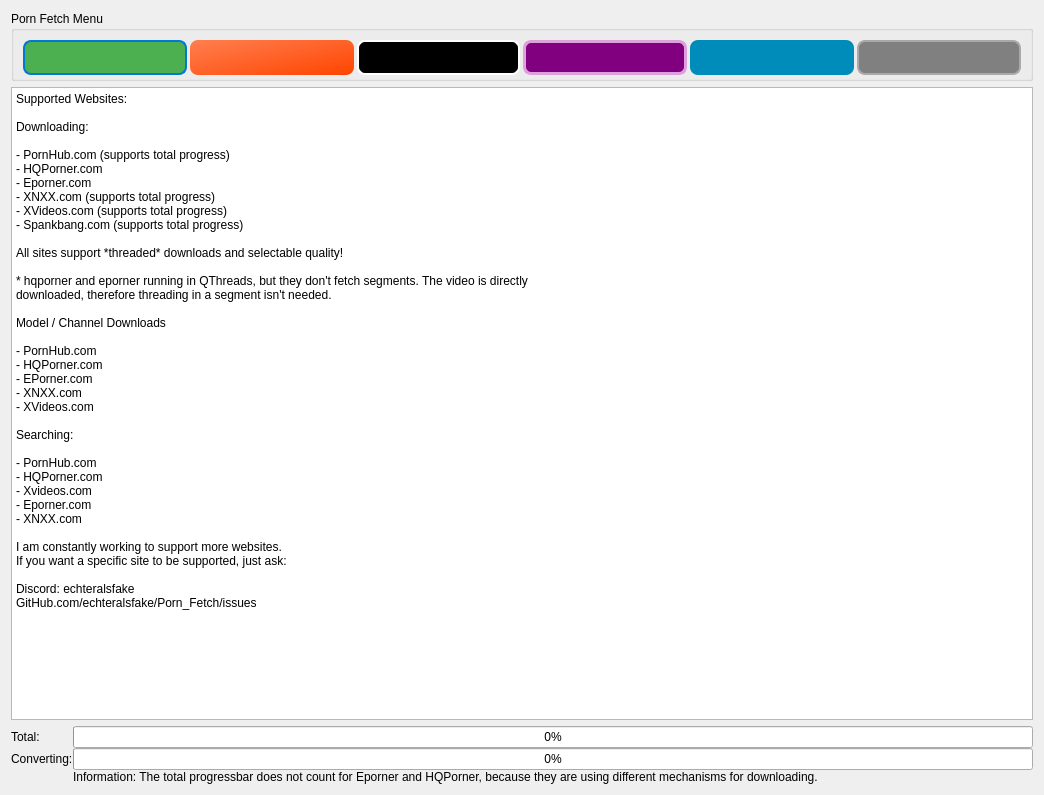
Before: the Qt Designer form src/frontend/form_desktop.ui in EchterAlsFake/Porn_Fetch, drawn with Qt 5.
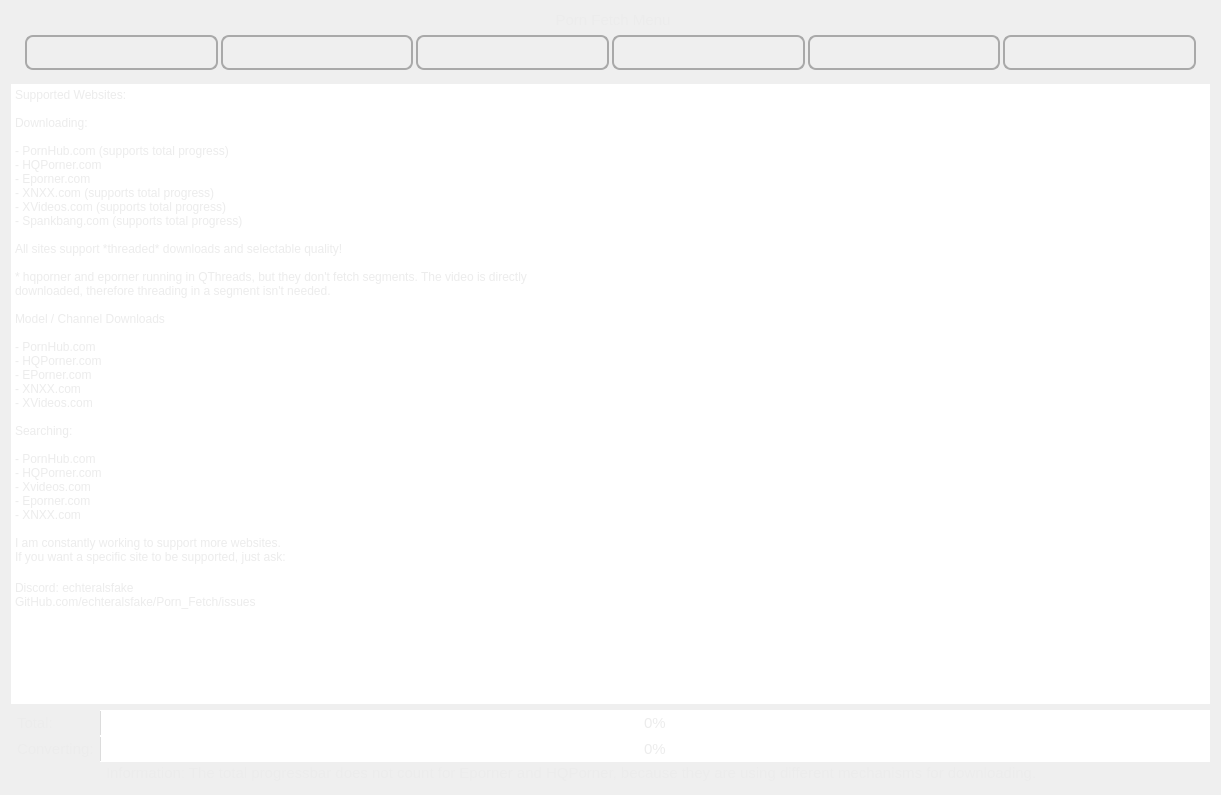
After: the same form once the commit is applied. The open tabs and pages were chosen to show the change.

The edit to the form file:
```diff
--- a/src/frontend/form_desktop.ui
+++ b/src/frontend/form_desktop.ui
@@ -6,7 +6,7 @@
    <rect>
     <x>0</x>
     <y>0</y>
-    <width>1044</width>
+    <width>1221</width>
     <height>795</height>
    </rect>
   </property>
@@ -25,6 +25,63 @@
   <property name="windowTitle">
    <string>Porn Fetch V3.4 (C) Johannes Habel GPL 3</string>
   </property>
+  <property name="styleSheet">
+   <string notr="true">QWidget {
+    color: #ECECEC;  /* Brightened for better contrast */
+    border: none;
+    font-size: 15px;
+}
+
+QLineEdit {
+    padding: 5px;
+    border-radius: 4px;
+}
+
+QRadioButton {
+    spacing: 5px;
+
+}
+
+QSlider::groove:horizontal {
+    height: 8px;
+}
+
+QSlider::handle:horizontal {
+    width: 18px;
+    margin: -6px 0;
+    border-radius: 9px;
+}
+
+QGroupBox {
+    margin-top: 10px;
+    padding: 5px;
+}
+
+QGroupBox::title {
+    subcontrol-origin: margin;
+    subcontrol-position: top center;
+}
+
+QGroupBox QPushButton {
+    padding: 5px 10px;
+}
+
+QLabel {
+    padding: 2px;
+}
+
+QPushButton {
+    padding: 5px;
+}
+
+QCheckBox {
+    spacing: 5px;
+}
+
+QSpinBox {
+    padding: 5px;
+}</string>
+  </property>
   <layout class="QGridLayout" name="gridLayout">
    <item row="0" column="0">
     <layout class="QGridLayout" name="gridlayout_main">
@@ -38,6 +95,9 @@
        </property>
        <item row="3" column="1">
         <widget class="QProgressBar" name="progressbar_converting">
+         <property name="styleSheet">
+          <string notr="true">text-align: center; /* Centered text */</string>
+         </property>
          <property name="value">
           <number>0</number>
          </property>
@@ -57,6 +117,9 @@
            <height>0</height>
           </size>
          </property>
+         <property name="styleSheet">
+          <string notr="true">text-align: center; /* Centered text */</string>
+         </property>
          <property name="value">
           <number>0</number>
          </property>
@@ -2295,48 +2358,48 @@
 hr { height: 1px; border-width: 0; }
 li.unchecked::marker { content: &quot;\2610&quot;; }
 li.checked::marker { content: &quot;\2612&quot;; }
-&lt;/style&gt;&lt;/head&gt;&lt;body style=&quot; font-family:'Sans Serif'; font-size:9pt; font-weight:400; font-style:normal;&quot;&gt;
-&lt;p style=&quot; margin-top:0px; margin-bottom:0px; margin-left:0px; margin-right:0px; -qt-block-indent:0; text-indent:0px;&quot;&gt;Supported Websites:&lt;/p&gt;
-&lt;p style=&quot;-qt-paragraph-type:empty; margin-top:0px; margin-bottom:0px; margin-left:0px; margin-right:0px; -qt-block-indent:0; text-indent:0px;&quot;&gt;&lt;br /&gt;&lt;/p&gt;
-&lt;p style=&quot; margin-top:0px; margin-bottom:0px; margin-left:0px; margin-right:0px; -qt-block-indent:0; text-indent:0px;&quot;&gt;Downloading:&lt;/p&gt;
-&lt;p style=&quot;-qt-paragraph-type:empty; margin-top:0px; margin-bottom:0px; margin-left:0px; margin-right:0px; -qt-block-indent:0; text-indent:0px;&quot;&gt;&lt;br /&gt;&lt;/p&gt;
-&lt;p style=&quot; margin-top:0px; margin-bottom:0px; margin-left:0px; margin-right:0px; -qt-block-indent:0; text-indent:0px;&quot;&gt;- PornHub.com (supports total progress)&lt;/p&gt;
-&lt;p style=&quot; margin-top:0px; margin-bottom:0px; margin-left:0px; margin-right:0px; -qt-block-indent:0; text-indent:0px;&quot;&gt;- HQPorner.com&lt;/p&gt;
-&lt;p style=&quot; margin-top:0px; margin-bottom:0px; margin-left:0px; margin-right:0px; -qt-block-indent:0; text-indent:0px;&quot;&gt;- Eporner.com&lt;/p&gt;
-&lt;p style=&quot; margin-top:0px; margin-bottom:0px; margin-left:0px; margin-right:0px; -qt-block-indent:0; text-indent:0px;&quot;&gt;- XNXX.com (supports total progress)&lt;/p&gt;
-&lt;p style=&quot; margin-top:0px; margin-bottom:0px; margin-left:0px; margin-right:0px; -qt-block-indent:0; text-indent:0px;&quot;&gt;- XVideos.com (supports total progress)&lt;/p&gt;
-&lt;p style=&quot; margin-top:0px; margin-bottom:0px; margin-left:0px; margin-right:0px; -qt-block-indent:0; text-indent:0px;&quot;&gt;- Spankbang.com (supports total progress)&lt;/p&gt;
-&lt;p style=&quot;-qt-paragraph-type:empty; margin-top:0px; margin-bottom:0px; margin-left:0px; margin-right:0px; -qt-block-indent:0; text-indent:0px;&quot;&gt;&lt;br /&gt;&lt;/p&gt;
-&lt;p style=&quot; margin-top:0px; margin-bottom:0px; margin-left:0px; margin-right:0px; -qt-block-indent:0; text-indent:0px;&quot;&gt;All sites support *threaded* downloads and selectable quality!&lt;/p&gt;
-&lt;p style=&quot;-qt-paragraph-type:empty; margin-top:0px; margin-bottom:0px; margin-left:0px; margin-right:0px; -qt-block-indent:0; text-indent:0px;&quot;&gt;&lt;br /&gt;&lt;/p&gt;
-&lt;p style=&quot; margin-top:0px; margin-bottom:0px; margin-left:0px; margin-right:0px; -qt-block-indent:0; text-indent:0px;&quot;&gt;* hqporner and eporner running in QThreads, but they don't fetch segments. The video is directly&lt;/p&gt;
-&lt;p style=&quot; margin-top:0px; margin-bottom:0px; margin-left:0px; margin-right:0px; -qt-block-indent:0; text-indent:0px;&quot;&gt;downloaded, therefore threading in a segment isn't needed.&lt;/p&gt;
-&lt;p style=&quot;-qt-paragraph-type:empty; margin-top:0px; margin-bottom:0px; margin-left:0px; margin-right:0px; -qt-block-indent:0; text-indent:0px;&quot;&gt;&lt;br /&gt;&lt;/p&gt;
-&lt;p style=&quot; margin-top:0px; margin-bottom:0px; margin-left:0px; margin-right:0px; -qt-block-indent:0; text-indent:0px;&quot;&gt;Model / Channel Downloads&lt;/p&gt;
-&lt;p style=&quot;-qt-paragraph-type:empty; margin-top:0px; margin-bottom:0px; margin-left:0px; margin-right:0px; -qt-block-indent:0; text-indent:0px;&quot;&gt;&lt;br /&gt;&lt;/p&gt;
-&lt;p style=&quot; margin-top:0px; margin-bottom:0px; margin-left:0px; margin-right:0px; -qt-block-indent:0; text-indent:0px;&quot;&gt;- PornHub.com&lt;/p&gt;
-&lt;p style=&quot; margin-top:0px; margin-bottom:0px; margin-left:0px; margin-right:0px; -qt-block-indent:0; text-indent:0px;&quot;&gt;- HQPorner.com&lt;/p&gt;
-&lt;p style=&quot; margin-top:0px; margin-bottom:0px; margin-left:0px; margin-right:0px; -qt-block-indent:0; text-indent:0px;&quot;&gt;- EPorner.com&lt;/p&gt;
-&lt;p style=&quot; margin-top:0px; margin-bottom:0px; margin-left:0px; margin-right:0px; -qt-block-indent:0; text-indent:0px;&quot;&gt;- XNXX.com&lt;/p&gt;
-&lt;p style=&quot; margin-top:0px; margin-bottom:0px; margin-left:0px; margin-right:0px; -qt-block-indent:0; text-indent:0px;&quot;&gt;- XVideos.com&lt;/p&gt;
-&lt;p style=&quot;-qt-paragraph-type:empty; margin-top:0px; margin-bottom:0px; margin-left:0px; margin-right:0px; -qt-block-indent:0; text-indent:0px;&quot;&gt;&lt;br /&gt;&lt;/p&gt;
-&lt;p style=&quot; margin-top:0px; margin-bottom:0px; margin-left:0px; margin-right:0px; -qt-block-indent:0; text-indent:0px;&quot;&gt;Searching:&lt;/p&gt;
-&lt;p style=&quot;-qt-paragraph-type:empty; margin-top:0px; margin-bottom:0px; margin-left:0px; margin-right:0px; -qt-block-indent:0; text-indent:0px;&quot;&gt;&lt;br /&gt;&lt;/p&gt;
-&lt;p style=&quot; margin-top:0px; margin-bottom:0px; margin-left:0px; margin-right:0px; -qt-block-indent:0; text-indent:0px;&quot;&gt;- PornHub.com&lt;/p&gt;
-&lt;p style=&quot; margin-top:0px; margin-bottom:0px; margin-left:0px; margin-right:0px; -qt-block-indent:0; text-indent:0px;&quot;&gt;- HQPorner.com&lt;/p&gt;
-&lt;p style=&quot; margin-top:0px; margin-bottom:0px; margin-left:0px; margin-right:0px; -qt-block-indent:0; text-indent:0px;&quot;&gt;- Xvideos.com&lt;/p&gt;
-&lt;p style=&quot; margin-top:0px; margin-bottom:0px; margin-left:0px; margin-right:0px; -qt-block-indent:0; text-indent:0px;&quot;&gt;- Eporner.com&lt;/p&gt;
-&lt;p style=&quot; margin-top:0px; margin-bottom:0px; margin-left:0px; margin-right:0px; -qt-block-indent:0; text-indent:0px;&quot;&gt;- XNXX.com&lt;/p&gt;
-&lt;p style=&quot;-qt-paragraph-type:empty; margin-top:0px; margin-bottom:0px; margin-left:0px; margin-right:0px; -qt-block-indent:0; text-indent:0px;&quot;&gt;&lt;br /&gt;&lt;/p&gt;
-&lt;p style=&quot; margin-top:0px; margin-bottom:0px; margin-left:0px; margin-right:0px; -qt-block-indent:0; text-indent:0px;&quot;&gt;I am constantly working to support more websites.&lt;/p&gt;
-&lt;p style=&quot; margin-top:0px; margin-bottom:0px; margin-left:0px; margin-right:0px; -qt-block-indent:0; text-indent:0px;&quot;&gt;If you want a specific site to be supported, just ask:&lt;br /&gt;&lt;br /&gt;Discord: echteralsfake&lt;/p&gt;
-&lt;p style=&quot; margin-top:0px; margin-bottom:0px; margin-left:0px; margin-right:0px; -qt-block-indent:0; text-indent:0px;&quot;&gt;GitHub.com/echteralsfake/Porn_Fetch/issues&lt;/p&gt;
-&lt;p style=&quot;-qt-paragraph-type:empty; margin-top:0px; margin-bottom:0px; margin-left:0px; margin-right:0px; -qt-block-indent:0; text-indent:0px;&quot;&gt;&lt;br /&gt;&lt;/p&gt;
-&lt;p style=&quot;-qt-paragraph-type:empty; margin-top:0px; margin-bottom:0px; margin-left:0px; margin-right:0px; -qt-block-indent:0; text-indent:0px;&quot;&gt;&lt;br /&gt;&lt;/p&gt;
-&lt;p style=&quot;-qt-paragraph-type:empty; margin-top:0px; margin-bottom:0px; margin-left:0px; margin-right:0px; -qt-block-indent:0; text-indent:0px;&quot;&gt;&lt;br /&gt;&lt;/p&gt;
-&lt;p style=&quot;-qt-paragraph-type:empty; margin-top:0px; margin-bottom:0px; margin-left:0px; margin-right:0px; -qt-block-indent:0; text-indent:0px;&quot;&gt;&lt;br /&gt;&lt;/p&gt;
-&lt;p style=&quot;-qt-paragraph-type:empty; margin-top:0px; margin-bottom:0px; margin-left:0px; margin-right:0px; -qt-block-indent:0; text-indent:0px;&quot;&gt;&lt;br /&gt;&lt;/p&gt;
-&lt;p style=&quot;-qt-paragraph-type:empty; margin-top:0px; margin-bottom:0px; margin-left:0px; margin-right:0px; -qt-block-indent:0; text-indent:0px;&quot;&gt;&lt;br /&gt;&lt;/p&gt;&lt;/body&gt;&lt;/html&gt;</string>
+&lt;/style&gt;&lt;/head&gt;&lt;body style=&quot; font-family:'Cantarell'; font-size:15px; font-weight:400; font-style:normal;&quot;&gt;
+&lt;p style=&quot; margin-top:0px; margin-bottom:0px; margin-left:0px; margin-right:0px; -qt-block-indent:0; text-indent:0px;&quot;&gt;&lt;span style=&quot; font-family:'Sans Serif'; font-size:9pt;&quot;&gt;Supported Websites:&lt;/span&gt;&lt;/p&gt;
+&lt;p style=&quot;-qt-paragraph-type:empty; margin-top:0px; margin-bottom:0px; margin-left:0px; margin-right:0px; -qt-block-indent:0; text-indent:0px; font-family:'Sans Serif'; font-size:9pt;&quot;&gt;&lt;br /&gt;&lt;/p&gt;
+&lt;p style=&quot; margin-top:0px; margin-bottom:0px; margin-left:0px; margin-right:0px; -qt-block-indent:0; text-indent:0px;&quot;&gt;&lt;span style=&quot; font-family:'Sans Serif'; font-size:9pt;&quot;&gt;Downloading:&lt;/span&gt;&lt;/p&gt;
+&lt;p style=&quot;-qt-paragraph-type:empty; margin-top:0px; margin-bottom:0px; margin-left:0px; margin-right:0px; -qt-block-indent:0; text-indent:0px; font-family:'Sans Serif'; font-size:9pt;&quot;&gt;&lt;br /&gt;&lt;/p&gt;
+&lt;p style=&quot; margin-top:0px; margin-bottom:0px; margin-left:0px; margin-right:0px; -qt-block-indent:0; text-indent:0px;&quot;&gt;&lt;span style=&quot; font-family:'Sans Serif'; font-size:9pt;&quot;&gt;- PornHub.com (supports total progress)&lt;/span&gt;&lt;/p&gt;
+&lt;p style=&quot; margin-top:0px; margin-bottom:0px; margin-left:0px; margin-right:0px; -qt-block-indent:0; text-indent:0px;&quot;&gt;&lt;span style=&quot; font-family:'Sans Serif'; font-size:9pt;&quot;&gt;- HQPorner.com&lt;/span&gt;&lt;/p&gt;
+&lt;p style=&quot; margin-top:0px; margin-bottom:0px; margin-left:0px; margin-right:0px; -qt-block-indent:0; text-indent:0px;&quot;&gt;&lt;span style=&quot; font-family:'Sans Serif'; font-size:9pt;&quot;&gt;- Eporner.com&lt;/span&gt;&lt;/p&gt;
+&lt;p style=&quot; margin-top:0px; margin-bottom:0px; margin-left:0px; margin-right:0px; -qt-block-indent:0; text-indent:0px;&quot;&gt;&lt;span style=&quot; font-family:'Sans Serif'; font-size:9pt;&quot;&gt;- XNXX.com (supports total progress)&lt;/span&gt;&lt;/p&gt;
+&lt;p style=&quot; margin-top:0px; margin-bottom:0px; margin-left:0px; margin-right:0px; -qt-block-indent:0; text-indent:0px;&quot;&gt;&lt;span style=&quot; font-family:'Sans Serif'; font-size:9pt;&quot;&gt;- XVideos.com (supports total progress)&lt;/span&gt;&lt;/p&gt;
+&lt;p style=&quot; margin-top:0px; margin-bottom:0px; margin-left:0px; margin-right:0px; -qt-block-indent:0; text-indent:0px;&quot;&gt;&lt;span style=&quot; font-family:'Sans Serif'; font-size:9pt;&quot;&gt;- Spankbang.com (supports total progress)&lt;/span&gt;&lt;/p&gt;
+&lt;p style=&quot;-qt-paragraph-type:empty; margin-top:0px; margin-bottom:0px; margin-left:0px; margin-right:0px; -qt-block-indent:0; text-indent:0px; font-family:'Sans Serif'; font-size:9pt;&quot;&gt;&lt;br /&gt;&lt;/p&gt;
+&lt;p style=&quot; margin-top:0px; margin-bottom:0px; margin-left:0px; margin-right:0px; -qt-block-indent:0; text-indent:0px;&quot;&gt;&lt;span style=&quot; font-family:'Sans Serif'; font-size:9pt;&quot;&gt;All sites support *threaded* downloads and selectable quality!&lt;/span&gt;&lt;/p&gt;
+&lt;p style=&quot;-qt-paragraph-type:empty; margin-top:0px; margin-bottom:0px; margin-left:0px; margin-right:0px; -qt-block-indent:0; text-indent:0px; font-family:'Sans Serif'; font-size:9pt;&quot;&gt;&lt;br /&gt;&lt;/p&gt;
+&lt;p style=&quot; margin-top:0px; margin-bottom:0px; margin-left:0px; margin-right:0px; -qt-block-indent:0; text-indent:0px;&quot;&gt;&lt;span style=&quot; font-family:'Sans Serif'; font-size:9pt;&quot;&gt;* hqporner and eporner running in QThreads, but they don't fetch segments. The video is directly&lt;/span&gt;&lt;/p&gt;
+&lt;p style=&quot; margin-top:0px; margin-bottom:0px; margin-left:0px; margin-right:0px; -qt-block-indent:0; text-indent:0px;&quot;&gt;&lt;span style=&quot; font-family:'Sans Serif'; font-size:9pt;&quot;&gt;downloaded, therefore threading in a segment isn't needed.&lt;/span&gt;&lt;/p&gt;
+&lt;p style=&quot;-qt-paragraph-type:empty; margin-top:0px; margin-bottom:0px; margin-left:0px; margin-right:0px; -qt-block-indent:0; text-indent:0px; font-family:'Sans Serif'; font-size:9pt;&quot;&gt;&lt;br /&gt;&lt;/p&gt;
+&lt;p style=&quot; margin-top:0px; margin-bottom:0px; margin-left:0px; margin-right:0px; -qt-block-indent:0; text-indent:0px;&quot;&gt;&lt;span style=&quot; font-family:'Sans Serif'; font-size:9pt;&quot;&gt;Model / Channel Downloads&lt;/span&gt;&lt;/p&gt;
+&lt;p style=&quot;-qt-paragraph-type:empty; margin-top:0px; margin-bottom:0px; margin-left:0px; margin-right:0px; -qt-block-indent:0; text-indent:0px; font-family:'Sans Serif'; font-size:9pt;&quot;&gt;&lt;br /&gt;&lt;/p&gt;
+&lt;p style=&quot; margin-top:0px; margin-bottom:0px; margin-left:0px; margin-right:0px; -qt-block-indent:0; text-indent:0px;&quot;&gt;&lt;span style=&quot; font-family:'Sans Serif'; font-size:9pt;&quot;&gt;- PornHub.com&lt;/span&gt;&lt;/p&gt;
+&lt;p style=&quot; margin-top:0px; margin-bottom:0px; margin-left:0px; margin-right:0px; -qt-block-indent:0; text-indent:0px;&quot;&gt;&lt;span style=&quot; font-family:'Sans Serif'; font-size:9pt;&quot;&gt;- HQPorner.com&lt;/span&gt;&lt;/p&gt;
+&lt;p style=&quot; margin-top:0px; margin-bottom:0px; margin-left:0px; margin-right:0px; -qt-block-indent:0; text-indent:0px;&quot;&gt;&lt;span style=&quot; font-family:'Sans Serif'; font-size:9pt;&quot;&gt;- EPorner.com&lt;/span&gt;&lt;/p&gt;
+&lt;p style=&quot; margin-top:0px; margin-bottom:0px; margin-left:0px; margin-right:0px; -qt-block-indent:0; text-indent:0px;&quot;&gt;&lt;span style=&quot; font-family:'Sans Serif'; font-size:9pt;&quot;&gt;- XNXX.com&lt;/span&gt;&lt;/p&gt;
+&lt;p style=&quot; margin-top:0px; margin-bottom:0px; margin-left:0px; margin-right:0px; -qt-block-indent:0; text-indent:0px;&quot;&gt;&lt;span style=&quot; font-family:'Sans Serif'; font-size:9pt;&quot;&gt;- XVideos.com&lt;/span&gt;&lt;/p&gt;
+&lt;p style=&quot;-qt-paragraph-type:empty; margin-top:0px; margin-bottom:0px; margin-left:0px; margin-right:0px; -qt-block-indent:0; text-indent:0px; font-family:'Sans Serif'; font-size:9pt;&quot;&gt;&lt;br /&gt;&lt;/p&gt;
+&lt;p style=&quot; margin-top:0px; margin-bottom:0px; margin-left:0px; margin-right:0px; -qt-block-indent:0; text-indent:0px;&quot;&gt;&lt;span style=&quot; font-family:'Sans Serif'; font-size:9pt;&quot;&gt;Searching:&lt;/span&gt;&lt;/p&gt;
+&lt;p style=&quot;-qt-paragraph-type:empty; margin-top:0px; margin-bottom:0px; margin-left:0px; margin-right:0px; -qt-block-indent:0; text-indent:0px; font-family:'Sans Serif'; font-size:9pt;&quot;&gt;&lt;br /&gt;&lt;/p&gt;
+&lt;p style=&quot; margin-top:0px; margin-bottom:0px; margin-left:0px; margin-right:0px; -qt-block-indent:0; text-indent:0px;&quot;&gt;&lt;span style=&quot; font-family:'Sans Serif'; font-size:9pt;&quot;&gt;- PornHub.com&lt;/span&gt;&lt;/p&gt;
+&lt;p style=&quot; margin-top:0px; margin-bottom:0px; margin-left:0px; margin-right:0px; -qt-block-indent:0; text-indent:0px;&quot;&gt;&lt;span style=&quot; font-family:'Sans Serif'; font-size:9pt;&quot;&gt;- HQPorner.com&lt;/span&gt;&lt;/p&gt;
+&lt;p style=&quot; margin-top:0px; margin-bottom:0px; margin-left:0px; margin-right:0px; -qt-block-indent:0; text-indent:0px;&quot;&gt;&lt;span style=&quot; font-family:'Sans Serif'; font-size:9pt;&quot;&gt;- Xvideos.com&lt;/span&gt;&lt;/p&gt;
+&lt;p style=&quot; margin-top:0px; margin-bottom:0px; margin-left:0px; margin-right:0px; -qt-block-indent:0; text-indent:0px;&quot;&gt;&lt;span style=&quot; font-family:'Sans Serif'; font-size:9pt;&quot;&gt;- Eporner.com&lt;/span&gt;&lt;/p&gt;
+&lt;p style=&quot; margin-top:0px; margin-bottom:0px; margin-left:0px; margin-right:0px; -qt-block-indent:0; text-indent:0px;&quot;&gt;&lt;span style=&quot; font-family:'Sans Serif'; font-size:9pt;&quot;&gt;- XNXX.com&lt;/span&gt;&lt;/p&gt;
+&lt;p style=&quot;-qt-paragraph-type:empty; margin-top:0px; margin-bottom:0px; margin-left:0px; margin-right:0px; -qt-block-indent:0; text-indent:0px; font-family:'Sans Serif'; font-size:9pt;&quot;&gt;&lt;br /&gt;&lt;/p&gt;
+&lt;p style=&quot; margin-top:0px; margin-bottom:0px; margin-left:0px; margin-right:0px; -qt-block-indent:0; text-indent:0px;&quot;&gt;&lt;span style=&quot; font-family:'Sans Serif'; font-size:9pt;&quot;&gt;I am constantly working to support more websites.&lt;/span&gt;&lt;/p&gt;
+&lt;p style=&quot; margin-top:0px; margin-bottom:0px; margin-left:0px; margin-right:0px; -qt-block-indent:0; text-indent:0px;&quot;&gt;&lt;span style=&quot; font-family:'Sans Serif'; font-size:9pt;&quot;&gt;If you want a specific site to be supported, just ask:&lt;br /&gt;&lt;br /&gt;Discord: echteralsfake&lt;/span&gt;&lt;/p&gt;
+&lt;p style=&quot; margin-top:0px; margin-bottom:0px; margin-left:0px; margin-right:0px; -qt-block-indent:0; text-indent:0px;&quot;&gt;&lt;span style=&quot; font-family:'Sans Serif'; font-size:9pt;&quot;&gt;GitHub.com/echteralsfake/Porn_Fetch/issues&lt;/span&gt;&lt;/p&gt;
+&lt;p style=&quot;-qt-paragraph-type:empty; margin-top:0px; margin-bottom:0px; margin-left:0px; margin-right:0px; -qt-block-indent:0; text-indent:0px; font-family:'Sans Serif'; font-size:9pt;&quot;&gt;&lt;br /&gt;&lt;/p&gt;
+&lt;p style=&quot;-qt-paragraph-type:empty; margin-top:0px; margin-bottom:0px; margin-left:0px; margin-right:0px; -qt-block-indent:0; text-indent:0px; font-family:'Sans Serif'; font-size:9pt;&quot;&gt;&lt;br /&gt;&lt;/p&gt;
+&lt;p style=&quot;-qt-paragraph-type:empty; margin-top:0px; margin-bottom:0px; margin-left:0px; margin-right:0px; -qt-block-indent:0; text-indent:0px; font-family:'Sans Serif'; font-size:9pt;&quot;&gt;&lt;br /&gt;&lt;/p&gt;
+&lt;p style=&quot;-qt-paragraph-type:empty; margin-top:0px; margin-bottom:0px; margin-left:0px; margin-right:0px; -qt-block-indent:0; text-indent:0px; font-family:'Sans Serif'; font-size:9pt;&quot;&gt;&lt;br /&gt;&lt;/p&gt;
+&lt;p style=&quot;-qt-paragraph-type:empty; margin-top:0px; margin-bottom:0px; margin-left:0px; margin-right:0px; -qt-block-indent:0; text-indent:0px; font-family:'Sans Serif'; font-size:9pt;&quot;&gt;&lt;br /&gt;&lt;/p&gt;
+&lt;p style=&quot;-qt-paragraph-type:empty; margin-top:0px; margin-bottom:0px; margin-left:0px; margin-right:0px; -qt-block-indent:0; text-indent:0px; font-family:'Sans Serif'; font-size:9pt;&quot;&gt;&lt;br /&gt;&lt;/p&gt;&lt;/body&gt;&lt;/html&gt;</string>
            </property>
           </widget>
          </item>
@@ -2381,21 +2444,10 @@
           </property>
           <property name="styleSheet">
            <string notr="true">QPushButton {
-    background-color: #800080;
-    color: white;
     border-radius: 8px;
-    border: 3px solid #dda0dd;
+    border: 2px solid #a9a9a9;
     padding: 8px 10px;
 }
-
-QPushButton:hover {
-    background-color: #9932cc;
-    border: 3px solid #ba55d3;
-}
-
-QPushButton:pressed {
-    background-color: #4b0082;
-}
 </string>
           </property>
           <property name="text">
@@ -2431,7 +2483,7 @@
           </property>
           <property name="font">
            <font>
-            <pointsize>9</pointsize>
+            <pointsize>-1</pointsize>
            </font>
           </property>
           <property name="cursor">
@@ -2439,20 +2491,10 @@
           </property>
           <property name="styleSheet">
            <string notr="true">QPushButton {
-    background-color: #000000;
-    color: #ffffff;
     border-radius: 8px;
-    border: 2px solid #ffffff;
+    border: 2px solid #a9a9a9;
     padding: 8px 10px;
 }
-
-QPushButton:hover {
-    background-color: #333333;
-}
-
-QPushButton:pressed {
-    background-color: #666666;
-}
 </string>
           </property>
           <property name="text">
@@ -2491,22 +2533,10 @@
           </property>
           <property name="styleSheet">
            <string notr="true">QPushButton {
-    background-color: #4CAF50;
-    color: white;
+    border: 2px solid #a9a9a9;
     border-radius: 8px;
-    border: 2px solid #0078d7;
     padding: 8px 10px;
-}
-
-QPushButton:hover {
-    background-color: #66BB6A;
-    border: 2px solid #005bb5;
-}
-
-QPushButton:pressed {
-    background-color: #388E3C;
-}
-</string>
+}</string>
           </property>
           <property name="text">
            <string/>
@@ -2544,20 +2574,10 @@
           </property>
           <property name="styleSheet">
            <string notr="true">QPushButton {
-    background-color: #008CBA;
-    color: white;
     border-radius: 8px;
-    border: none;
+    border: 2px solid #a9a9a9;
     padding: 8px 10px;
 }
-
-QPushButton:hover {
-    background-color: #00A3CC;
-}
-
-QPushButton:pressed {
-    background-color: #005F8C;
-}
 </string>
           </property>
           <property name="text">
@@ -2596,19 +2616,9 @@
           </property>
           <property name="styleSheet">
            <string notr="true">QPushButton {
-    background-color: qlineargradient(spread:pad, x1:0, y1:0, x2:1, y2:1, stop:0 #ff7f50, stop:1 #ff4500);
-    color: white;
     border-radius: 8px;
-    border: none;
     padding: 8px 10px;
-}
-
-QPushButton:hover {
-    background-color: qlineargradient(spread:pad, x1:0, y1:0, x2:1, y2:1, stop:0 #ffa07a, stop:1 #ff6347);
-}
-
-QPushButton:pressed {
-    background-color: qlineargradient(spread:pad, x1:0, y1:0, x2:1, y2:1, stop:0 #cd5c5c, stop:1 #b22222);
+    border: 2px solid #a9a9a9;
 }
 </string>
           </property>
@@ -2648,21 +2658,10 @@
           </property>
           <property name="styleSheet">
            <string notr="true">QPushButton {
-    background-color: #808080;
-    color: white;
     border-radius: 8px;
     border: 2px solid #a9a9a9;
     padding: 8px 10px;
-}
-
-QPushButton:hover {
-    background-color: #a9a9a9;
-}
-
-QPushButton:pressed {
-    background-color: #696969;
-}
-</string>
+}</string>
           </property>
           <property name="text">
            <string/>
```
Left out of the diff: 137 changed lines with no effect on the pictures.
